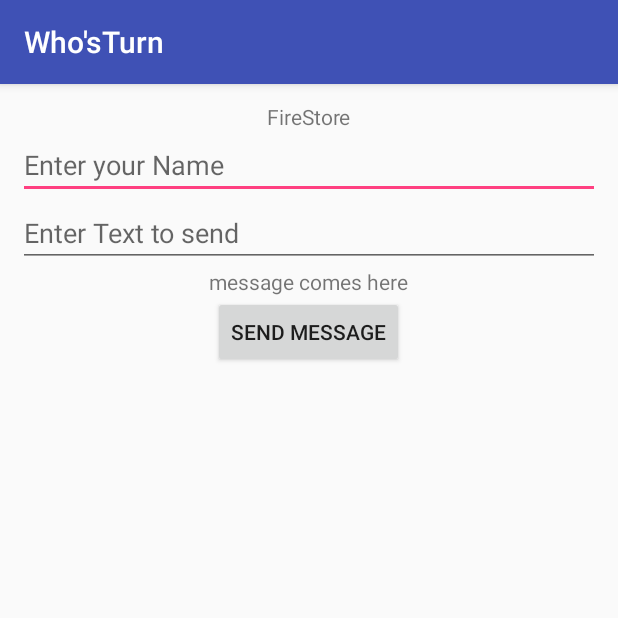
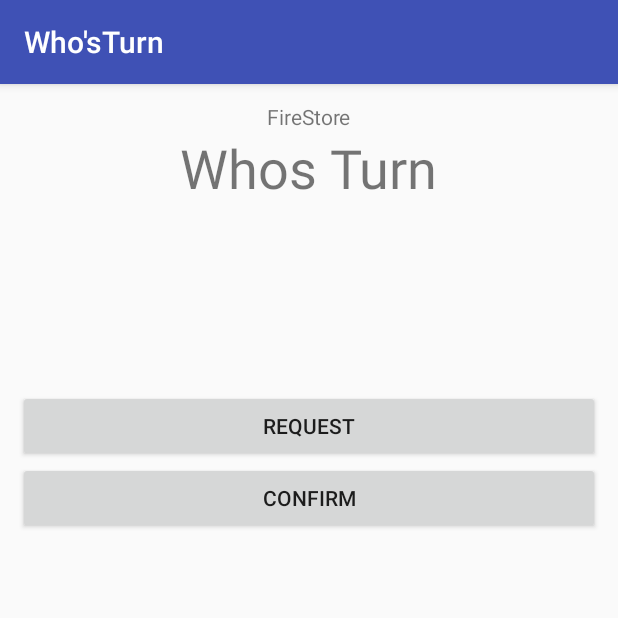
Before and after one commit to vikaspal210/WhosTurnAndroidProject, an Android app: the screen it shows after launch (MainActivity), on a phone screen of 412 x 824 dp, the top half of it. Run offline under Robolectric (Android 15) with nearby library versions, the phone set to English and light mode, and no system bars; our stand-ins replace Firebase (no records; nobody signed in at launch, a user with empty details on screens opened directly).

```diff
--- a/app/src/main/res/layout/activity_main.xml
+++ b/app/src/main/res/layout/activity_main.xml
@@ -13,27 +13,23 @@
         android:layout_width="wrap_content"
         android:layout_height="wrap_content"
         android:text="FireStore"/>
-    <EditText
-        android:id="@+id/name_et"
+    <TextView
+        android:id="@+id/whos_tv"
+        android:layout_width="wrap_content"
+        android:layout_height="wrap_content"
+        android:text="Whos Turn"
+        android:textSize="36sp"/>
+
+    <Button
         android:layout_width="match_parent"
         android:layout_height="wrap_content"
-        android:hint="Enter your Name"
-        android:inputType="textPersonName"/>
-    <EditText
-        android:id="@+id/text_et"
+        android:text="Request"
+        android:onClick="request"
+        android:layout_marginTop="124dp"/>
+    <Button
         android:layout_width="match_parent"
         android:layout_height="wrap_content"
-        android:hint="Enter Text to send"
-        android:inputType="text"/>
-    <TextView
-        android:id="@+id/message_tv"
-        android:layout_width="wrap_content"
-        android:layout_height="wrap_content"
-        android:text="message comes here"/>
-    <Button
-        android:layout_width="wrap_content"
-        android:layout_height="wrap_content"
-        android:text="Send Message"
-        android:onClick="sendMessage"/>
+        android:text="Confirm"
+        android:onClick="confirm"/>
 
 </LinearLayout>
```
Also changed, not shown: app/src/main/java/com/example/cas/whosturn/MainActivity.java (+44 -15 lines), app/src/main/java/com/example/cas/whosturn/MessageObject.java (+22 -5 lines).
